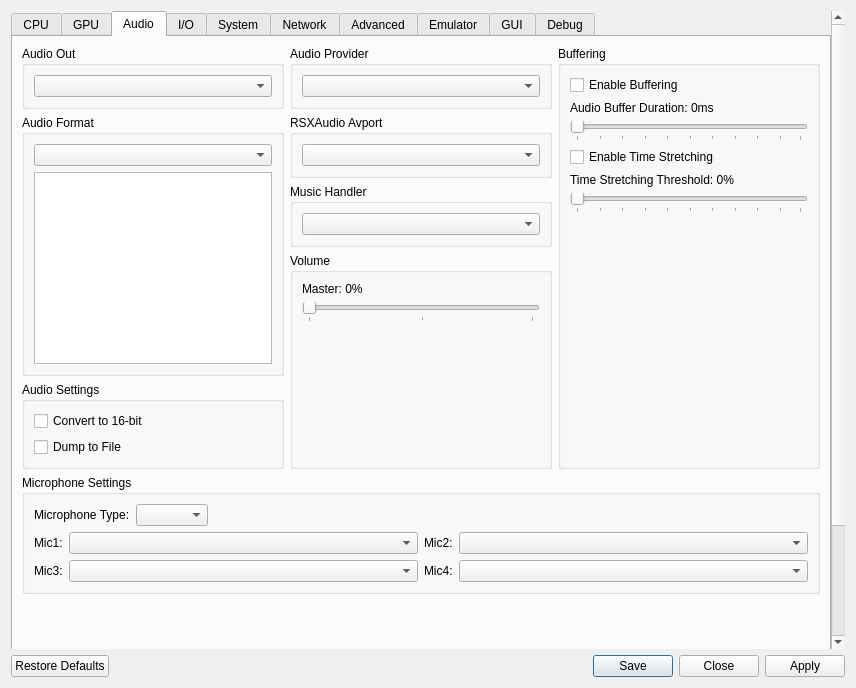
Above: rpcs3/rpcs3qt/settings_dialog.ui from RPCS3/rpcs3 before the change. Below: the same form after it.
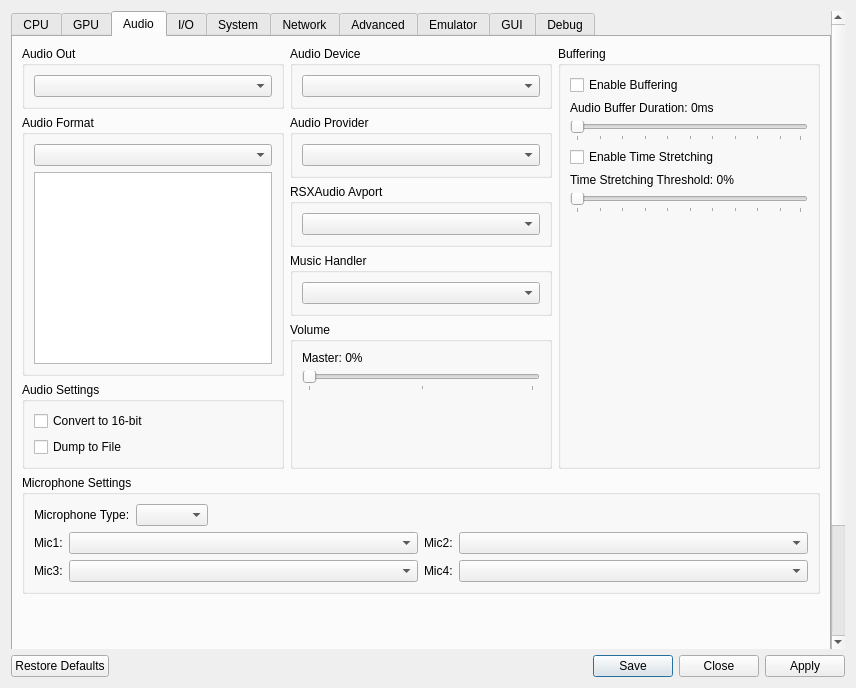
That is the form after the change. The open tabs and pages were chosen to show the change. Icons and pictures are not drawn.

Commit message: Audio: device switching and channel count detection (#12246)

Diff of the .ui file:
```diff
--- a/rpcs3/rpcs3qt/settings_dialog.ui
+++ b/rpcs3/rpcs3qt/settings_dialog.ui
@@ -1114,6 +1114,18 @@
           </item>
           <item>
            <layout class="QVBoxLayout" name="audioTabLayoutTopMiddle">
+            <item>
+             <widget class="QGroupBox" name="gb_audio_device">
+              <property name="title">
+               <string>Audio Device</string>
+              </property>
+              <layout class="QVBoxLayout" name="gb_audio_device_layout">
+               <item>
+                <widget class="QComboBox" name="audioDeviceBox"/>
+               </item>
+              </layout>
+             </widget>
+            </item>
             <item>
              <widget class="QGroupBox" name="gb_audio_provider">
               <property name="title">
```
The commit also changes 38 other files.
